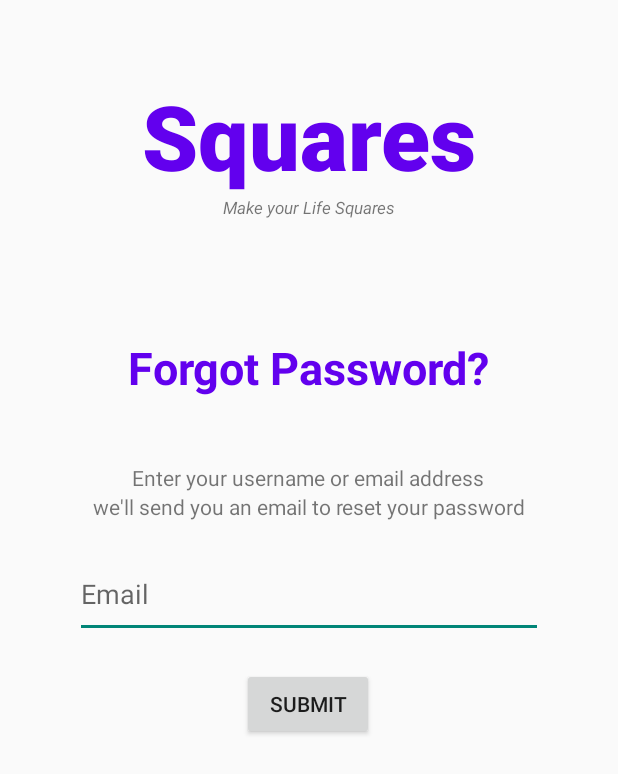
After one commit to chan9908181/TeamZCC, an Android app: the PasswordActivity screen opened directly, with no data from a screen before it, on a phone screen of 412 x 824 dp. The commit adds this screen. Shown: the top 774 px of the screen. Run offline under Robolectric (Android 15) with nearby library versions, the phone set to English and light mode, and no system bars; our stand-ins replace Firebase (no records; nobody signed in at launch, a user with empty details on screens opened directly).

Commit message:
implemented reset password, login register activites are fully successfully implemented.

```diff
--- a/app/src/main/AndroidManifest.xml
+++ b/app/src/main/AndroidManifest.xml
@@ -9,6 +9,9 @@
         android:roundIcon="@mipmap/ic_launcher_round"
         android:supportsRtl="true"
         android:theme="@style/Theme.TeamZCC">
+        <activity
+            android:name=".activity.PasswordActivity"
+            android:exported="false" />
         <activity
             android:name=".activity.CalenderActivity"
             android:exported="false" />
--- /dev/null
+++ b/app/src/main/java/com/example/teamzcc/activity/PasswordActivity.java
@@ -0,0 +1,61 @@
+package com.example.teamzcc.activity;
+
+import androidx.annotation.NonNull;
+import androidx.appcompat.app.AppCompatActivity;
+
+import android.content.Intent;
+import android.os.Bundle;
+import android.util.Patterns;
+import android.view.View;
+import android.widget.Button;
+import android.widget.EditText;
+import android.widget.Toast;
+
+import com.example.teamzcc.R;
+import com.google.android.gms.tasks.OnCompleteListener;
+import com.google.android.gms.tasks.Task;
+import com.google.firebase.auth.FirebaseAuth;
+
+public class PasswordActivity extends AppCompatActivity {
+
+    private FirebaseAuth mAuth;
+    @Override
+    protected void onCreate(Bundle savedInstanceState) {
+        super.onCreate(savedInstanceState);
+        setContentView(R.layout.activity_password);
+
+        Button submitButton=(Button)findViewById(R.id.Submit);
+        EditText emailAddress=(EditText)findViewById(R.id.emailSubmission);
+        mAuth=FirebaseAuth.getInstance();
+
+
+        submitButton.setOnClickListener(new View.OnClickListener() {
+            @Override
+            public void onClick(View v) {
+                String email=emailAddress.getText().toString().trim();
+                if(email.isEmpty()){
+                    emailAddress.setError("Email is required!");
+                    emailAddress.requestFocus();
+                    return;
+                }
+                if(!Patterns.EMAIL_ADDRESS.matcher(email).matches()){
+                    emailAddress.setError("Please enter a valid email");
+                    emailAddress.requestFocus();
+                    return;
+                }
+                mAuth.sendPasswordResetEmail(email)
+                        .addOnCompleteListener(new OnCompleteListener<Void>() {
+                            @Override
+                            public void onComplete(@NonNull Task<Void> task) {
+                                if(task.isSuccessful()){
+                                    Toast.makeText(PasswordActivity.this,"Email sent successfully!",Toast.LENGTH_LONG).show();
+                                    finish();
+                                }else{
+                                    Toast.makeText(PasswordActivity.this,"Failed to send an email! Please try again!",Toast.LENGTH_LONG).show();
+                                }
+                            }
+                        });
+            }
+        });
+    }
+}
--- /dev/null
+++ b/app/src/main/res/layout/activity_password.xml
@@ -0,0 +1,97 @@
+<?xml version="1.0" encoding="utf-8"?>
+<androidx.constraintlayout.widget.ConstraintLayout xmlns:android="http://schemas.android.com/apk/res/android"
+    xmlns:app="http://schemas.android.com/apk/res-auto"
+    xmlns:tools="http://schemas.android.com/tools"
+    android:layout_width="match_parent"
+    android:layout_height="match_parent"
+    tools:context=".activity.PasswordActivity">
+    <TextView
+        android:id="@+id/banner"
+        android:layout_width="match_parent"
+        android:layout_height="wrap_content"
+        android:layout_marginTop="50dp"
+        android:fontFamily="sans-serif-black"
+        android:text="Squares"
+        android:textAlignment="center"
+        android:textSize="60sp"
+        android:textStyle="bold"
+        android:textColor="@color/purple_500"
+        app:layout_constraintLeft_toLeftOf="parent"
+        app:layout_constraintRight_toRightOf="parent"
+        app:layout_constraintTop_toTopOf="parent" />
+    <TextView
+        android:id="@+id/bannerDescription"
+        android:layout_width="wrap_content"
+        android:layout_height="wrap_content"
+        android:text="@string/make_your_life_squares"
+        android:textStyle="italic"
+        android:textSize="11sp"
+        android:textAlignment="center"
+        app:layout_constraintTop_toBottomOf="@id/banner"
+        app:layout_constraintLeft_toLeftOf="parent"
+        app:layout_constraintRight_toRightOf="parent"
+        />
+
+    <TextView
+        android:id="@+id/textView3"
+        android:layout_width="wrap_content"
+        android:layout_height="wrap_content"
+        android:layout_marginTop="20dp"
+        android:layout_marginBottom="500dp"
+        android:text="Forgot Password?"
+        android:textColor="@color/purple_500"
+        android:textSize="30sp"
+        android:textStyle="bold"
+        app:layout_constraintBottom_toBottomOf="parent"
+        app:layout_constraintEnd_toEndOf="parent"
+        app:layout_constraintStart_toStartOf="parent"
+        app:layout_constraintTop_toBottomOf="@+id/bannerDescription" />
+
+    <TextView
+        android:id="@+id/textView4"
+        android:layout_width="wrap_content"
+        android:layout_height="wrap_content"
+        android:text="Enter your username or email address"
+        app:layout_constraintBottom_toBottomOf="parent"
+        app:layout_constraintEnd_toEndOf="parent"
+        app:layout_constraintHorizontal_bias="0.498"
+        app:layout_constraintStart_toStartOf="parent"
+        app:layout_constraintTop_toBottomOf="@+id/textView3"
+        app:layout_constraintVertical_bias="0.08" />
+
+    <TextView
+        android:id="@+id/textView5"
+        android:layout_width="wrap_content"
+        android:layout_height="wrap_content"
+        android:text="we'll send you an email to reset your password"
+        app:layout_constraintEnd_toEndOf="parent"
+        app:layout_constraintStart_toStartOf="parent"
+        app:layout_constraintTop_toBottomOf="@+id/textView4" />
+
+    <EditText
+        android:id="@+id/emailSubmission"
+        android:layout_width="0dp"
+        android:layout_height="0dp"
+        android:layout_marginStart="50dp"
+        android:layout_marginTop="20dp"
+        android:layout_marginEnd="50dp"
+        android:layout_marginBottom="20dp"
+        android:hint="Email"
+        app:layout_constraintBottom_toTopOf="@+id/Submit"
+        app:layout_constraintEnd_toEndOf="parent"
+        app:layout_constraintStart_toStartOf="parent"
+        app:layout_constraintTop_toBottomOf="@+id/textView5" />
+
+    <Button
+        android:id="@+id/Submit"
+        android:layout_width="wrap_content"
+        android:layout_height="wrap_content"
+        android:text="SUBMIT"
+        app:layout_constraintBottom_toBottomOf="parent"
+        app:layout_constraintEnd_toEndOf="parent"
+        app:layout_constraintHorizontal_bias="0.498"
+        app:layout_constraintStart_toStartOf="parent"
+        app:layout_constraintTop_toBottomOf="@+id/textView5"
+        app:layout_constraintVertical_bias="0.229" />
+
+</androidx.constraintlayout.widget.ConstraintLayout>
```
Also changed, not shown: app/src/main/java/com/example/teamzcc/activity/LogInActivity.java (+81 -1 lines).
